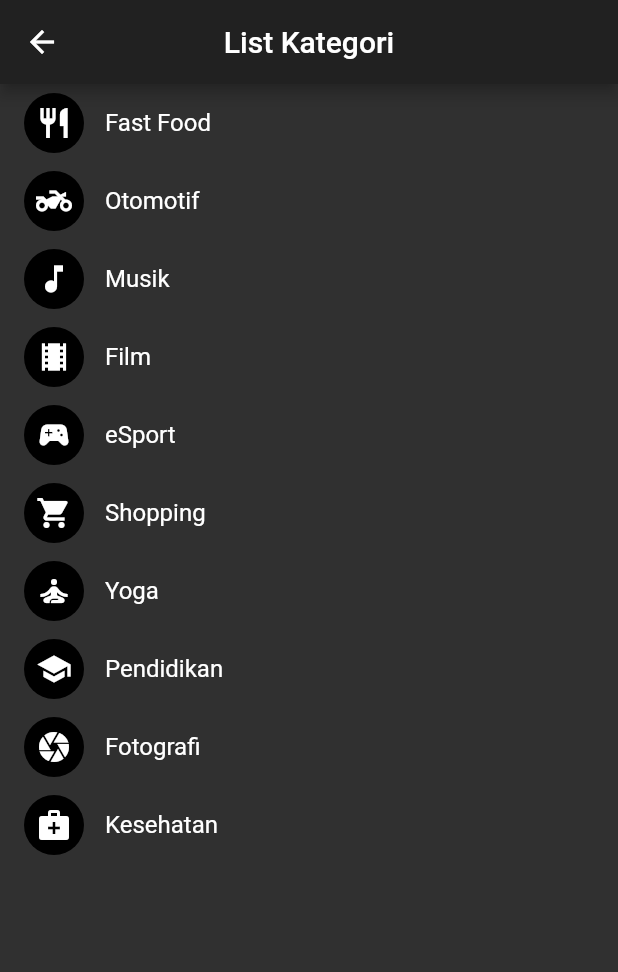
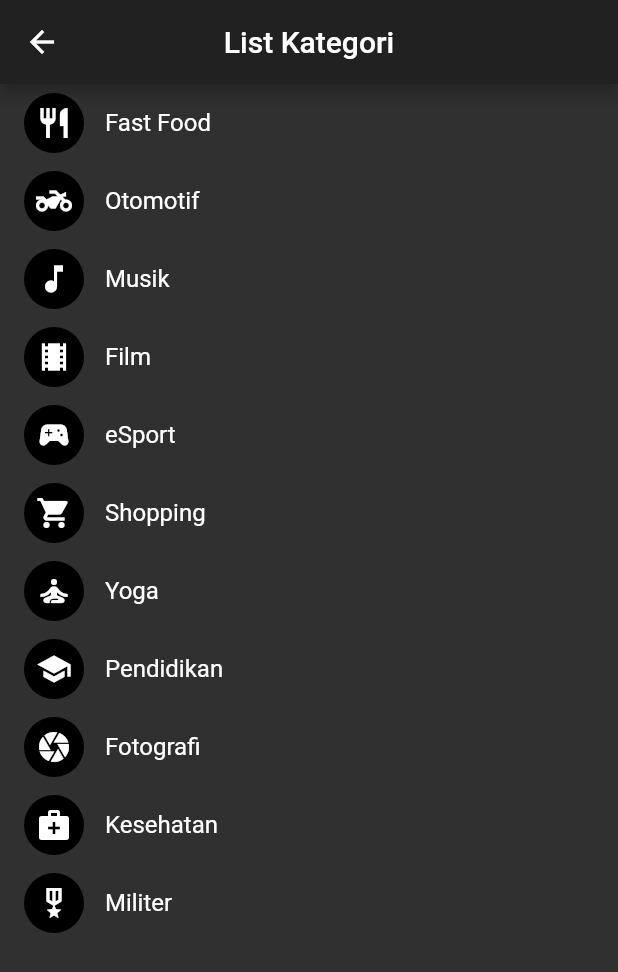
Before and after one commit to hafidzf21/Flutter_NewsApp, a Flutter app: the ListPages screen opened by its route, on a phone screen of 412 x 824 dp. Shown: the top 972 px of the screen. Run offline on Flutter 3.47's test engine with Material 2 defaults, Android fonts, the phone set to English and light mode, and no system bars; our stand-ins replace flutter_login, flutter_spinkit, lottie; network calls fail.

Commit message:
Restructuring folder

```diff
--- a/lib/components/customListTile.dart
+++ b/lib/components/customListTile.dart
@@ -19,7 +19,7 @@ Widget customListTile(Article article, BuildContext context) {
           borderRadius: BorderRadius.circular(12.0),
           boxShadow: [
             BoxShadow(
-              color: Colors.black26,
+              color: Colors.black,
               blurRadius: 3.0,
             ),
           ]),
@@ -42,7 +42,7 @@ Widget customListTile(Article article, BuildContext context) {
           Container(
             padding: EdgeInsets.all(6.0),
             decoration: BoxDecoration(
-              color: Colors.white10,
+              color: Colors.blue[400],
               borderRadius: BorderRadius.circular(30.0),
             ),
             child: Text(
--- a/lib/pages/menu/list_pages.dart
+++ b/lib/pages/menu/list_pages.dart
@@ -106,6 +106,15 @@ class _ListPagesState extends State<ListPages> {
             ),
             title: Text("Kesehatan"),
           ),
+             ListTile(
+            onTap: () => Navigator.of(context).push(MaterialPageRoute(
+              builder: (BuildContext _) => DetailList(),
+            )),
+            leading: CircleAvatar(
+              child: Icon(Icons.military_tech_outlined),
+            ),
+            title: Text("Militer"),
+          ),
         ],
       ),
     );
```
Also changed, not shown: lib/pages/homepages.dart (+3 -4 lines), lib/providers/api_service.dart (renamed from lib/services/api_service.dart).
